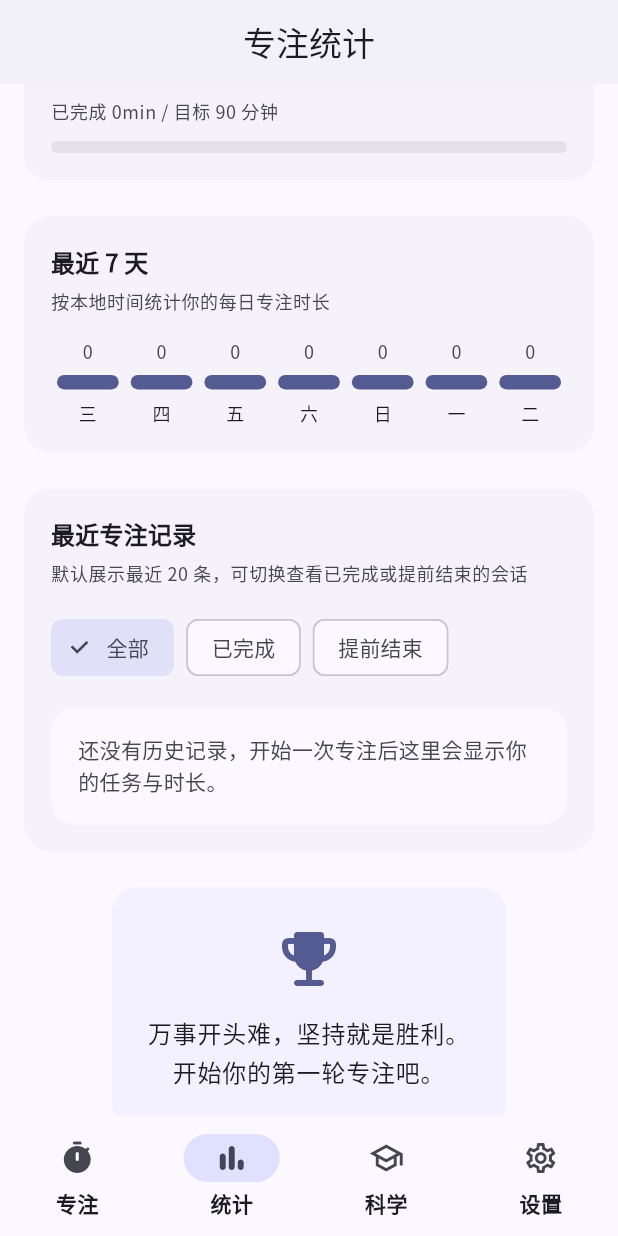
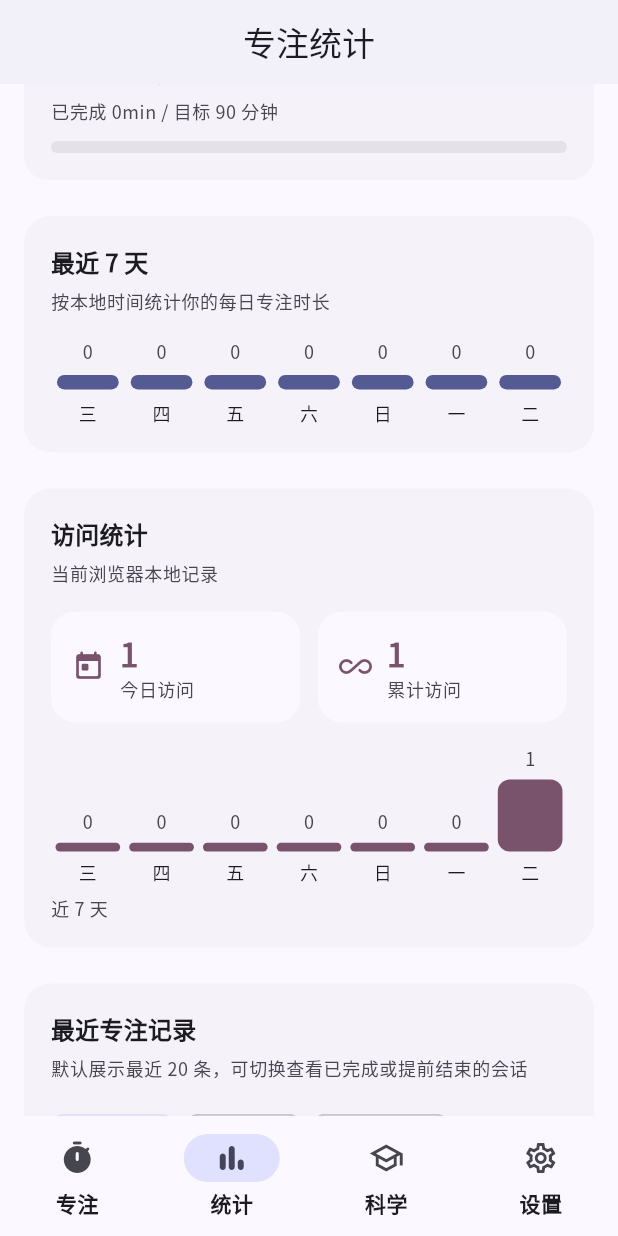
Before and after one commit to StayGoldTY/focus-bell, a Flutter app: the StatisticsPage screen opened by its route, scrolled down 576 dp, on a phone screen of 412 x 824 dp. Run offline on Flutter 3.47's test engine with Material 3 defaults, Android fonts, the phone set to English and light mode, and no system bars; our stand-ins replace dio, flutter_animate, flutter_riverpod, go_router, google_fonts, just_audio and 1 more; missing offline and left inert: dart:html, dart:js_interop; accounts and stored records are empty.

Commit message:
Add local visit statistics

```diff
--- a/lib/features/statistics/pages/statistics_page.dart
+++ b/lib/features/statistics/pages/statistics_page.dart
@@ -64,6 +64,9 @@ class _StatisticsPageState extends ConsumerState<StatisticsPage> {
     final averageMinutes = sessions > 0
         ? (totalSeconds / sessions / 60).round()
         : 0;
+    final todayVisits = storage.getTodayVisits();
+    final totalVisits = storage.totalVisits;
+    final recentDailyVisits = storage.getRecentDailyVisits();
 
     return Scaffold(
       appBar: AppBar(title: const Text('专注统计')),
@@ -175,6 +178,12 @@ class _StatisticsPageState extends ConsumerState<StatisticsPage> {
               ),
             ),
           ],
+          const SizedBox(height: 24),
+          _VisitStatsCard(
+            todayVisits: todayVisits,
+            totalVisits: totalVisits,
+            recentDailyVisits: recentDailyVisits,
+          ),
           const SizedBox(height: 24),
           _SectionCard(
             title: '最近专注记录',
@@ -409,6 +418,170 @@ class _DailyGoalProgressCard extends StatelessWidget {
       return '${hours}h ${minutes}m';
     }
     return '${minutes}min';
+  }
+}
+
+class _VisitStatsCard extends StatelessWidget {
+  final int todayVisits;
+  final int totalVisits;
+  final Map<String, int> recentDailyVisits;
+
+  const _VisitStatsCard({
+    required this.todayVisits,
+    required this.totalVisits,
+    required this.recentDailyVisits,
+  });
+
+  @override
+  Widget build(BuildContext context) {
+    final theme = Theme.of(context);
+
+    return _SectionCard(
+      title: '访问统计',
+      subtitle: '当前浏览器本地记录',
+      child: Column(
+        children: [
+          Row(
+            children: [
+              Expanded(
+                child: _VisitMetric(
+                  icon: Icons.today_rounded,
+                  label: '今日访问',
+                  value: '$todayVisits',
+                ),
+              ),
+              const SizedBox(width: 12),
+              Expanded(
+                child: _VisitMetric(
+                  icon: Icons.all_inclusive_rounded,
+                  label: '累计访问',
+                  value: '$totalVisits',
+                ),
+              ),
+            ],
+          ),
+          const SizedBox(height: 16),
+          _VisitTrend(data: recentDailyVisits),
+          const SizedBox(height: 8),
+          Align(
+            alignment: Alignment.centerLeft,
+            child: Text(
+              '近 7 天',
+              style: theme.textTheme.bodySmall?.copyWith(
+                color: theme.colorScheme.onSurfaceVariant,
+              ),
+            ),
+          ),
+        ],
+      ),
+    );
+  }
+}
+
+class _VisitMetric extends StatelessWidget {
+  final IconData icon;
+  final String label;
+  final String value;
+
+  const _VisitMetric({
+    required this.icon,
+    required this.label,
+    required this.value,
+  });
+
+  @override
+  Widget build(BuildContext context) {
+    final theme = Theme.of(context);
+    final color = theme.colorScheme.tertiary;
+
+    return Container(
+      padding: const EdgeInsets.all(14),
+      decoration: BoxDecoration(
+        color: theme.colorScheme.surface,
+        borderRadius: BorderRadius.circular(16),
+      ),
+      child: Row(
+        children: [
+          Icon(icon, size: 22, color: color),
+          const SizedBox(width: 10),
+          Expanded(
+            child: Column(
+              crossAxisAlignment: CrossAxisAlignment.start,
+              children: [
+                Text(
+                  value,
+                  style: theme.textTheme.titleLarge?.copyWith(
+                    color: color,
+                    fontWeight: FontWeight.w700,
+                  ),
+                ),
+                const SizedBox(height: 2),
+                Text(
+                  label,
+                  style: theme.textTheme.bodySmall?.copyWith(
+                    color: theme.colorScheme.onSurfaceVariant,
+                  ),
+                ),
+              ],
+            ),
+          ),
+        ],
+      ),
+    );
+  }
+}
+
+class _VisitTrend extends StatelessWidget {
+  final Map<String, int> data;
+
+  const _VisitTrend({required this.data});
+
+  @override
+  Widget build(BuildContext context) {
+    final theme = Theme.of(context);
+    final entries = data.entries.toList()
+      ..sort((a, b) => a.key.compareTo(b.key));
+    final maxValue = entries.fold<int>(
+      1,
+      (current, entry) => math.max(current, entry.value),
+    );
+
+    return Row(
+      crossAxisAlignment: CrossAxisAlignment.end,
+      children: entries.map((entry) {
+        final ratio = entry.value / maxValue;
+        return Expanded(
+          child: Padding(
+            padding: const EdgeInsets.symmetric(horizontal: 3),
+            child: Column(
+              mainAxisAlignment: MainAxisAlignment.end,
+              children: [
+                Text(
+                  '${entry.value}',
+                  style: theme.textTheme.bodySmall?.copyWith(
+                    color: theme.colorScheme.onSurfaceVariant,
+                  ),
+                ),
+                const SizedBox(height: 6),
+                AnimatedContainer(
+                  duration: const Duration(milliseconds: 300),
+                  height: 48 * ratio.clamp(0.12, 1.0),
+                  decoration: BoxDecoration(
+                    color: theme.colorScheme.tertiary,
+                    borderRadius: BorderRadius.circular(8),
+                  ),
+                ),
+                const SizedBox(height: 6),
+                Text(
+                  _WeeklyTrendChart._formatDayLabel(entry.key),
+                  style: theme.textTheme.bodySmall,
+                ),
+              ],
+            ),
+          ),
+        );
+      }).toList(),
+    );
   }
 }
 
--- a/lib/main.dart
+++ b/lib/main.dart
@@ -16,6 +16,7 @@ void main() async {
 
   final prefs = await SharedPreferences.getInstance();
   final storageService = StorageService(prefs);
+  await storageService.recordVisit();
   final audioService = AudioService();
   await audioService.init();
 
```
Also changed, not shown: lib/shared/services/storage_service.dart (+80 -0 lines), 1 other file.
